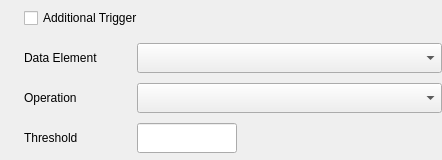
Old version of the form opensyde_tool/src/system_definition/node_edit/data_logger/C_SdNdeDalLogJobAdditionalTriggerPropertiesWidget.ui in the repository openSYDE/openSYDE.
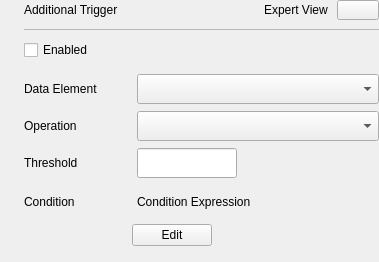
New version of the form. Custom widgets are drawn as their Qt base class.

Diff of the .ui file:
```diff
--- a/opensyde_tool/src/system_definition/node_edit/data_logger/C_SdNdeDalLogJobAdditionalTriggerPropertiesWidget.ui
+++ b/opensyde_tool/src/system_definition/node_edit/data_logger/C_SdNdeDalLogJobAdditionalTriggerPropertiesWidget.ui
@@ -6,8 +6,8 @@
    <rect>
     <x>0</x>
     <y>0</y>
-    <width>442</width>
-    <height>160</height>
+    <width>379</width>
+    <height>262</height>
    </rect>
   </property>
   <property name="windowTitle">
@@ -15,7 +15,7 @@
   </property>
   <layout class="QVBoxLayout" name="verticalLayout">
    <property name="spacing">
-    <number>7</number>
+    <number>5</number>
    </property>
    <property name="leftMargin">
     <number>24</number>
@@ -29,6 +29,122 @@
    <property name="bottomMargin">
     <number>0</number>
    </property>
+   <item>
+    <layout class="QVBoxLayout" name="verticalLayout_4">
+     <property name="spacing">
+      <number>9</number>
+     </property>
+     <property name="bottomMargin">
+      <number>0</number>
+     </property>
+     <item>
+      <layout class="QHBoxLayout" name="horizontalLayout">
+       <property name="spacing">
+        <number>0</number>
+       </property>
+       <property name="bottomMargin">
+        <number>0</number>
+       </property>
+       <item>
+        <widget class="stw::opensyde_gui_elements::C_OgeLabHeadingGroupBold" name="pc_LabelAdditionalTrigger">
+         <property name="minimumSize">
+          <size>
+           <width>0</width>
+           <height>0</height>
+          </size>
+         </property>
+         <property name="maximumSize">
+          <size>
+           <width>16777215</width>
+           <height>16777215</height>
+          </size>
+         </property>
+         <property name="text">
+          <string>Additional Trigger</string>
+         </property>
+        </widget>
+       </item>
+       <item>
+        <spacer name="horizontalSpacer_2">
+         <property name="orientation">
+          <enum>Qt::Orientation::Horizontal</enum>
+         </property>
+         <property name="sizeHint" stdset="0">
+          <size>
+           <width>40</width>
+           <height>20</height>
+          </size>
+         </property>
+        </spacer>
+       </item>
+       <item>
+        <widget class="stw::opensyde_gui_elements::C_OgeLabGenericNoPaddingNoMargins" name="pc_LabelExpertView">
+         <property name="text">
+          <string>Expert View</string>
+         </property>
+        </widget>
+       </item>
+       <item>
+        <spacer name="horizontalSpacer_5">
+         <property name="orientation">
+          <enum>Qt::Orientation::Horizontal</enum>
+         </property>
+         <property name="sizeType">
+          <enum>QSizePolicy::Policy::Fixed</enum>
+         </property>
+         <property name="sizeHint" stdset="0">
+          <size>
+           <width>9</width>
+           <height>20</height>
+          </size>
+         </property>
+        </spacer>
+       </item>
+       <item>
+        <widget class="stw::opensyde_gui_elements::C_OgePubSvgIconOnly" name="pc_PbExpertView">
+         <property name="minimumSize">
+          <size>
+           <width>42</width>
+           <height>20</height>
+          </size>
+         </property>
+         <property name="maximumSize">
+          <size>
+           <width>42</width>
+           <height>20</height>
+          </size>
+         </property>
+         <property name="text">
+          <string/>
+         </property>
+        </widget>
+       </item>
+      </layout>
+     </item>
+     <item>
+      <widget class="stw::opensyde_gui_elements::C_OgeFraSeparator" name="pc_Seperator">
+       <property name="minimumSize">
+        <size>
+         <width>0</width>
+         <height>1</height>
+        </size>
+       </property>
+       <property name="maximumSize">
+        <size>
+         <width>16777215</width>
+         <height>1</height>
+        </size>
+       </property>
+       <property name="frameShape">
+        <enum>QFrame::Shape::StyledPanel</enum>
+       </property>
+       <property name="frameShadow">
+        <enum>QFrame::Shadow::Raised</enum>
+       </property>
+      </widget>
+     </item>
+    </layout>
+   </item>
    <item>
     <widget class="stw::opensyde_gui_elements::C_OgeChxPropertiesSmall" name="pc_ChkBoxAdditionalTrigger">
      <property name="sizePolicy">
@@ -50,10 +166,28 @@
       </size>
      </property>
      <property name="text">
-      <string>Additional Trigger</string>
+      <string>Enabled</string>
      </property>
     </widget>
    </item>
+   <item>
+    <widget class="QWidget" name="pc_DataWidget" native="true">
+     <layout class="QVBoxLayout" name="verticalLayout_2">
+      <property name="spacing">
+       <number>7</number>
+      </property>
+      <property name="leftMargin">
+       <number>0</number>
+      </property>
+      <property name="topMargin">
+       <number>4</number>
+      </property>
+      <property name="rightMargin">
+       <number>0</number>
+      </property>
+      <property name="bottomMargin">
+       <number>0</number>
+      </property>
    <item>
     <layout class="QHBoxLayout" name="horizontalLayout_2">
      <property name="spacing">
@@ -229,6 +363,144 @@
       </spacer>
      </item>
     </layout>
+      </item>
+     </layout>
+    </widget>
+   </item>
+   <item>
+    <widget class="QWidget" name="pc_WidgetCondition" native="true">
+     <layout class="QVBoxLayout" name="verticalLayout_3" stretch="0,0,1">
+      <property name="spacing">
+       <number>7</number>
+      </property>
+      <property name="leftMargin">
+       <number>0</number>
+      </property>
+      <property name="topMargin">
+       <number>0</number>
+      </property>
+      <property name="rightMargin">
+       <number>0</number>
+      </property>
+      <property name="bottomMargin">
+       <number>0</number>
+      </property>
+      <item>
+       <layout class="QHBoxLayout" name="horizontalLayout_5">
+        <property name="spacing">
+         <number>20</number>
+        </property>
+        <property name="topMargin">
+         <number>4</number>
+        </property>
+        <item>
+         <widget class="stw::opensyde_gui_elements::C_OgeLabGroupItem" name="pc_LabelCondition">
+          <property name="minimumSize">
+           <size>
+            <width>93</width>
+            <height>0</height>
+           </size>
+          </property>
+          <property name="maximumSize">
+           <size>
+            <width>93</width>
+            <height>16777215</height>
+           </size>
+          </property>
+          <property name="text">
+           <string>Condition </string>
+          </property>
+         </widget>
+        </item>
+        <item>
+         <widget class="stw::opensyde_gui_elements::C_OgeLabGroupItem" name="pc_LabelConditionExp">
+          <property name="text">
+           <string>Condition Expression</string>
+          </property>
+         </widget>
+        </item>
+        <item>
+         <spacer name="horizontalSpacer_3">
+          <property name="orientation">
+           <enum>Qt::Orientation::Horizontal</enum>
+          </property>
+          <property name="sizeHint" stdset="0">
+           <size>
+            <width>40</width>
+            <height>30</height>
+           </size>
+          </property>
+         </spacer>
+        </item>
+       </layout>
+      </item>
+      <item>
+       <layout class="QHBoxLayout" name="horizontalLayout_7">
+        <property name="spacing">
+         <number>0</number>
+        </property>
+        <property name="bottomMargin">
+         <number>0</number>
+        </property>
+        <item>
+         <spacer name="horizontalSpacer_6">
+          <property name="orientation">
+           <enum>Qt::Orientation::Horizontal</enum>
+          </property>
+          <property name="sizeType">
+           <enum>QSizePolicy::Policy::Fixed</enum>
+          </property>
+          <property name="sizeHint" stdset="0">
+           <size>
+            <width>108</width>
+            <height>20</height>
+           </size>
+          </property>
+         </spacer>
+        </item>
+        <item>
+         <widget class="stw::opensyde_gui_elements::C_OgePubTextOnly" name="pc_PubEdit">
+          <property name="minimumSize">
+           <size>
+            <width>30</width>
+            <height>10</height>
+           </size>
+          </property>
+          <property name="text">
+           <string>Edit</string>
+          </property>
+         </widget>
+        </item>
+        <item>
+         <spacer name="horizontalSpacer_4">
+          <property name="orientation">
+           <enum>Qt::Orientation::Horizontal</enum>
+          </property>
+          <property name="sizeHint" stdset="0">
+           <size>
+            <width>40</width>
+            <height>20</height>
+           </size>
+          </property>
+         </spacer>
+        </item>
+       </layout>
+      </item>
+      <item>
+       <spacer name="verticalSpacer">
+        <property name="orientation">
+         <enum>Qt::Orientation::Vertical</enum>
+        </property>
+        <property name="sizeHint" stdset="0">
+         <size>
+          <width>20</width>
+          <height>40</height>
+         </size>
+        </property>
+       </spacer>
+      </item>
+     </layout>
+    </widget>
    </item>
   </layout>
  </widget>
@@ -239,15 +511,31 @@
    <header>C_OgeLabGroupItem.hpp</header>
   </customwidget>
   <customwidget>
-   <class>stw::opensyde_gui_elements::C_OgeCbxText</class>
-   <extends>QComboBox</extends>
-   <header>C_OgeCbxText.hpp</header>
+   <class>stw::opensyde_gui_elements::C_OgeLabHeadingGroupBold</class>
+   <extends>QLabel</extends>
+   <header>C_OgeLabHeadingGroupBold.hpp</header>
+  </customwidget>
+  <customwidget>
+   <class>stw::opensyde_gui_elements::C_OgeFraSeparator</class>
+   <extends>QFrame</extends>
+   <header>C_OgeFraSeparator.hpp</header>
+   <container>1</container>
   </customwidget>
   <customwidget>
    <class>stw::opensyde_gui_elements::C_OgeLeProperties</class>
    <extends>QLineEdit</extends>
    <header>C_OgeLeProperties.hpp</header>
   </customwidget>
+  <customwidget>
+   <class>stw::opensyde_gui_elements::C_OgePubSvgIconOnly</class>
+   <extends>QPushButton</extends>
+   <header>C_OgePubSvgIconOnly.hpp</header>
+  </customwidget>
+  <customwidget>
+   <class>stw::opensyde_gui_elements::C_OgeCbxText</class>
+   <extends>QComboBox</extends>
+   <header>C_OgeCbxText.hpp</header>
+  </customwidget>
   <customwidget>
    <class>stw::opensyde_gui_elements::C_OgeChxPropertiesSmall</class>
    <extends>QCheckBox</extends>
@@ -259,6 +547,16 @@
    <header>C_OgeWiSpinBoxGroupProperties.hpp</header>
    <container>1</container>
   </customwidget>
+  <customwidget>
+   <class>stw::opensyde_gui_elements::C_OgePubTextOnly</class>
+   <extends>QPushButton</extends>
+   <header>C_OgePubTextOnly.hpp</header>
+  </customwidget>
+  <customwidget>
+   <class>stw::opensyde_gui_elements::C_OgeLabGenericNoPaddingNoMargins</class>
+   <extends>QLabel</extends>
+   <header>C_OgeLabGenericNoPaddingNoMargins.hpp</header>
+  </customwidget>
  </customwidgets>
  <resources/>
  <connections/>
```
Left out of the diff: 2 changed lines with no effect on the pictures. Lines whose indentation alone changed are shown as unchanged.
